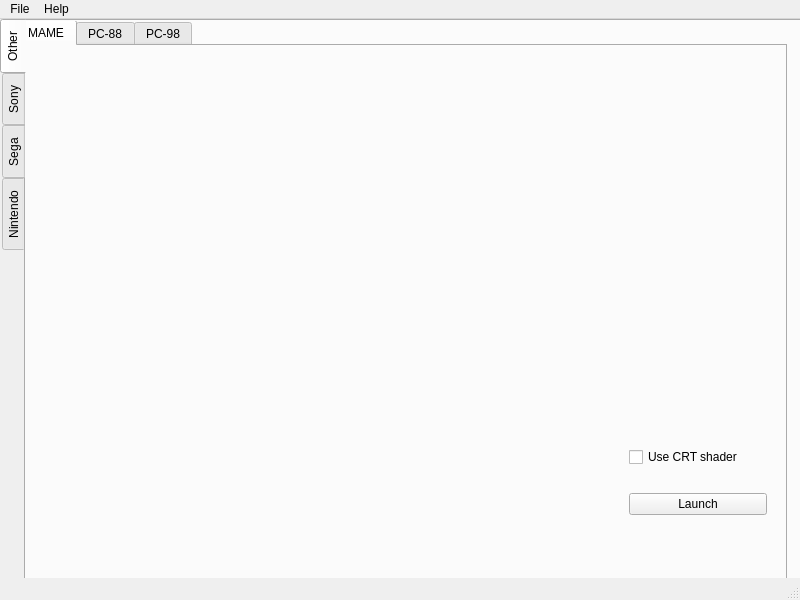
First picture: the form in MAME_GUI/mainwindow.ui, repository Rugaliz/Black_Noah, before the edit.
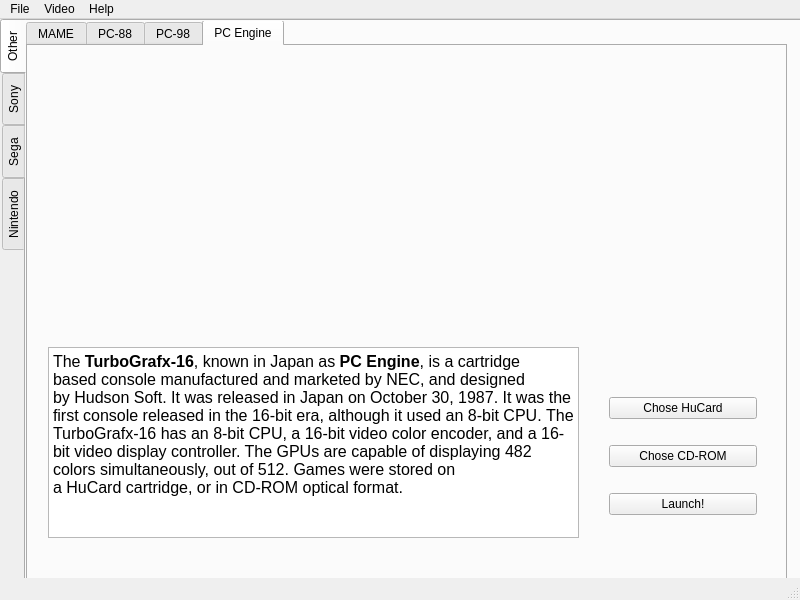
Second picture: the form after the edit. The open tabs and pages were chosen to show the change.

```diff
--- a/MAME_GUI/mainwindow.ui
+++ b/MAME_GUI/mainwindow.ui
@@ -42,9 +42,9 @@
      <widget class="QTabWidget" name="tabWidget">
       <property name="geometry">
        <rect>
-        <x>-10</x>
+        <x>0</x>
         <y>-1</y>
-        <width>771</width>
+        <width>761</width>
         <height>571</height>
        </rect>
       </property>
@@ -61,20 +61,13 @@
        <widget class="QWidget" name="verticalLayoutWidget">
         <property name="geometry">
          <rect>
-          <x>600</x>
+          <x>580</x>
           <y>370</y>
           <width>160</width>
           <height>131</height>
          </rect>
         </property>
         <layout class="QVBoxLayout" name="verticalLayout">
-         <item>
-          <widget class="QCheckBox" name="CRT_Shader">
-           <property name="text">
-            <string>Use CRT shader</string>
-           </property>
-          </widget>
-         </item>
          <item>
           <widget class="QPushButton" name="pushButton_launch_MAME">
            <property name="text">
@@ -174,6 +167,78 @@
          </item>
         </layout>
        </widget>
+       <widget class="QTextBrowser" name="textBrowser_PC98">
+        <property name="geometry">
+         <rect>
+          <x>20</x>
+          <y>300</y>
+          <width>531</width>
+          <height>192</height>
+         </rect>
+        </property>
+        <property name="html">
+         <string>&lt;!DOCTYPE HTML PUBLIC &quot;-//W3C//DTD HTML 4.0//EN&quot; &quot;http://www.w3.org/TR/REC-html40/strict.dtd&quot;&gt;
+&lt;html&gt;&lt;head&gt;&lt;meta name=&quot;qrichtext&quot; content=&quot;1&quot; /&gt;&lt;style type=&quot;text/css&quot;&gt;
+p, li { white-space: pre-wrap; }
+&lt;/style&gt;&lt;/head&gt;&lt;body style=&quot; font-family:'Cantarell'; font-size:11pt; font-weight:400; font-style:normal;&quot;&gt;
+&lt;p style=&quot; margin-top:0px; margin-bottom:0px; margin-left:0px; margin-right:0px; -qt-block-indent:0; text-indent:0px;&quot;&gt;&lt;span style=&quot; font-family:'sans-serif'; font-size:12pt; color:#000000; background-color:#ffffff;&quot;&gt;The &lt;/span&gt;&lt;span style=&quot; font-family:'sans-serif'; font-size:12pt; font-weight:600; color:#000000; background-color:#ffffff;&quot;&gt;PC-9800 series&lt;/span&gt;&lt;span style=&quot; font-family:'sans-serif'; font-size:12pt; color:#000000; background-color:#ffffff;&quot;&gt;, commonly shortened to &lt;/span&gt;&lt;span style=&quot; font-family:'sans-serif'; font-size:12pt; font-weight:600; color:#000000; background-color:#ffffff;&quot;&gt;PC-98&lt;/span&gt;&lt;span style=&quot; font-family:'sans-serif'; font-size:12pt; color:#000000; background-color:#ffffff;&quot;&gt;, is a lineup of Japanese 16-bit and 32-bit personal computers manufactured by NEC from 1982 through 2000. The platform established NEC's dominance in the Japanese personal computer market, and by 1999, more than 18 million PC-98 units had been sold.&lt;/span&gt;&lt;/p&gt;&lt;/body&gt;&lt;/html&gt;</string>
+        </property>
+       </widget>
+      </widget>
+      <widget class="QWidget" name="tab_3">
+       <attribute name="title">
+        <string>PC Engine</string>
+       </attribute>
+       <widget class="QWidget" name="verticalLayoutWidget_13">
+        <property name="geometry">
+         <rect>
+          <x>570</x>
+          <y>320</y>
+          <width>170</width>
+          <height>181</height>
+         </rect>
+        </property>
+        <layout class="QVBoxLayout" name="verticalLayout_14">
+         <item>
+          <widget class="QPushButton" name="Chose_file_PC_Engine_HuCard">
+           <property name="text">
+            <string>Chose HuCard</string>
+           </property>
+          </widget>
+         </item>
+         <item>
+          <widget class="QPushButton" name="Chose_file_PC_Engine_CDROM">
+           <property name="text">
+            <string>Chose CD-ROM</string>
+           </property>
+          </widget>
+         </item>
+         <item>
+          <widget class="QPushButton" name="Launcher_Button_PC_Engine">
+           <property name="text">
+            <string>Launch!</string>
+           </property>
+          </widget>
+         </item>
+        </layout>
+       </widget>
+       <widget class="QTextBrowser" name="textBrowser_PC98_2">
+        <property name="geometry">
+         <rect>
+          <x>20</x>
+          <y>301</y>
+          <width>531</width>
+          <height>191</height>
+         </rect>
+        </property>
+        <property name="html">
+         <string>&lt;!DOCTYPE HTML PUBLIC &quot;-//W3C//DTD HTML 4.0//EN&quot; &quot;http://www.w3.org/TR/REC-html40/strict.dtd&quot;&gt;
+&lt;html&gt;&lt;head&gt;&lt;meta name=&quot;qrichtext&quot; content=&quot;1&quot; /&gt;&lt;style type=&quot;text/css&quot;&gt;
+p, li { white-space: pre-wrap; }
+&lt;/style&gt;&lt;/head&gt;&lt;body style=&quot; font-family:'Cantarell'; font-size:11pt; font-weight:400; font-style:normal;&quot;&gt;
+&lt;p style=&quot; margin-top:9px; margin-bottom:9px; margin-left:0px; margin-right:0px; -qt-block-indent:0; text-indent:0px; background-color:#ffffff;&quot;&gt;&lt;span style=&quot; font-family:'sans-serif'; font-size:12pt; color:#000000; background-color:#ffffff;&quot;&gt;The&lt;/span&gt;&lt;span style=&quot; font-family:'sans-serif'; font-size:12pt; color:#000000;&quot;&gt; &lt;/span&gt;&lt;span style=&quot; font-family:'sans-serif'; font-size:12pt; font-weight:600; color:#000000;&quot;&gt;TurboGrafx-16&lt;/span&gt;&lt;span style=&quot; font-family:'sans-serif'; font-size:12pt; color:#000000;&quot;&gt;, known in Japan as &lt;/span&gt;&lt;span style=&quot; font-family:'sans-serif'; font-size:12pt; font-weight:600; color:#000000;&quot;&gt;PC Engine&lt;/span&gt;&lt;span style=&quot; font-family:'sans-serif'; font-size:12pt; color:#000000;&quot;&gt;, is a cartridge based console manufactured and marketed by NEC, and designed by Hudson Soft. It was released in Japan on October 30, 1987. It was the first console released in the 16-bit era, although it used an 8-bit CPU. &lt;/span&gt;&lt;span style=&quot; font-family:'sans-serif'; font-size:12pt; color:#000000; background-color:#ffffff;&quot;&gt;The TurboGrafx-16 has an 8-bit&lt;/span&gt;&lt;span style=&quot; font-family:'sans-serif'; font-size:12pt; color:#000000;&quot;&gt; CPU, a 16-bit video color encoder, and a 16-bit video display controller. The GPUs are capable of displaying 482 colors simultaneously, out of 512. Games were stored on a HuCard cartridge, or in CD-ROM optical format.&lt;/span&gt;&lt;/p&gt;&lt;/body&gt;&lt;/html&gt;</string>
+        </property>
+       </widget>
       </widget>
      </widget>
     </widget>
@@ -548,7 +613,14 @@
     </property>
     <addaction name="actionExit"/>
    </widget>
+   <widget class="QMenu" name="menuVideo">
+    <property name="title">
+     <string>Video</string>
+    </property>
+    <addaction name="actionCRT"/>
+   </widget>
    <addaction name="menuFile"/>
+   <addaction name="menuVideo"/>
    <addaction name="menuHelp"/>
   </widget>
   <widget class="QStatusBar" name="statusBar"/>
```
Left out of the diff: 265 changed lines with no effect on the pictures.
